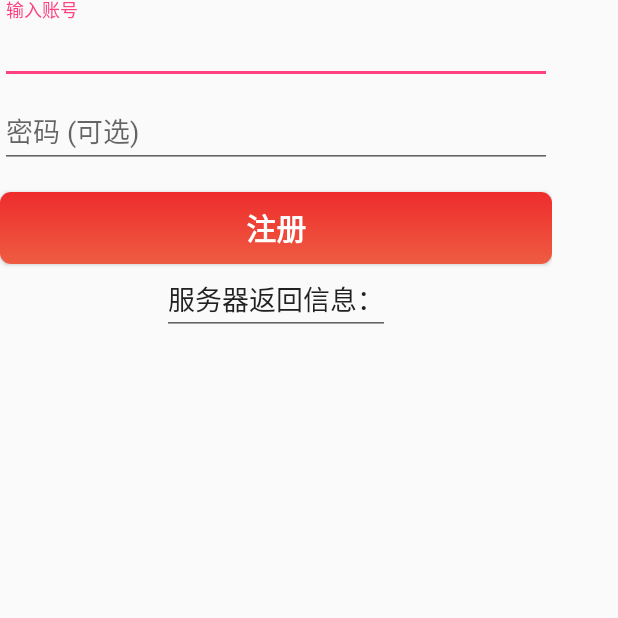
After one commit to arattlebush/PocketClass, an Android app: the RegisterActivity screen opened directly, with no data from a screen before it, on a phone screen of 412 x 824 dp, the top half of it. The commit adds this screen. Run offline under Robolectric (Android 15) with nearby library versions, the light colour scheme and no system bars.

Commit message:
Secend commit

```diff
--- a/app/src/main/java/com/stx/vitamiodemo/StudentActivity.java
+++ b/app/src/main/java/com/stx/vitamiodemo/StudentActivity.java
@@ -43,15 +43,15 @@ public class StudentActivity extends AppCompatActivity {
         button1.setOnClickListener(new View.OnClickListener(){
             public void onClick(View v)
             {
-                Intent intent=new Intent(StudentActivity.this,StudentSignInActivity.class);
-                startActivity(intent);
+                Intent intent1=new Intent(StudentActivity.this,StudentSignInActivity.class);
+                startActivity(intent1);
             }
         });
         Button button2=(Button)findViewById(R.id.register1);
         button2.setOnClickListener(new View.OnClickListener(){
             public void onClick(View v)
             {
-
+                Intent intent2=new Intent(StudentActivity.this,RegisterActivity.class);
             }
         });
 
--- /dev/null
+++ b/app/src/main/res/layout/activity_register.xml
@@ -0,0 +1,100 @@
+<?xml version="1.0" encoding="utf-8"?>
+<LinearLayout xmlns:android="http://schemas.android.com/apk/res/android"
+    xmlns:app="http://schemas.android.com/apk/res-auto"
+    xmlns:tools="http://schemas.android.com/tools"
+    android:layout_width="match_parent"
+    android:layout_height="match_parent"
+    tools:context="com.stx.vitamiodemo.RegisterActivity">
+
+
+    <android.support.v7.widget.Toolbar
+        android:id="@+id/toolbar_register"
+        android:layout_width="0dp"
+        android:layout_height="56dp"
+
+        android:background="?attr/colorPrimary"
+        android:theme="@style/ThemeOverlay.AppCompat.Dark.ActionBar"
+        app:popupTheme="@style/ThemeOverlay.AppCompat.Light"
+        app:layout_scrollFlags="scroll|enterAlways|snap"
+        />
+
+
+    <LinearLayout
+        android:layout_width="wrap_content"
+        android:layout_height="wrap_content">
+        <ScrollView
+            android:id="@+id/login_form"
+            android:layout_width="368dp"
+            android:layout_height="551dp"
+            tools:layout_editor_absoluteY="8dp"
+            tools:layout_editor_absoluteX="8dp">
+
+            <LinearLayout
+                android:id="@+id/email_login_form"
+                android:layout_width="match_parent"
+                android:layout_height="wrap_content"
+                android:orientation="vertical">
+
+                <android.support.design.widget.TextInputLayout
+                    android:layout_width="match_parent"
+                    android:layout_height="wrap_content">
+
+                    <AutoCompleteTextView
+                        android:id="@+id/email"
+                        android:layout_width="match_parent"
+                        android:layout_height="wrap_content"
+                        android:hint="@string/prompt_email"
+                        android:inputType="textEmailAddress"
+                        android:maxLines="1"
+                        android:singleLine="true" />
+
+                </android.support.design.widget.TextInputLayout>
+
+                <android.support.design.widget.TextInputLayout
+                    android:layout_width="match_parent"
+                    android:layout_height="wrap_content">
+
+                    <EditText
+                        android:id="@+id/password"
+                        android:layout_width="match_parent"
+                        android:layout_height="wrap_content"
+                        android:hint="@string/prompt_password"
+                        android:imeActionId="@+id/login"
+                        android:imeActionLabel="@string/action_sign_in_short"
+                        android:imeOptions="actionUnspecified"
+                        android:inputType="textPassword"
+                        android:maxLines="1"
+                        android:singleLine="true" />
+
+                </android.support.design.widget.TextInputLayout>
+
+                <Button
+                    android:id="@+id/email_register_in_button"
+                    style="?android:textAppearanceSmall"
+                    android:layout_width="match_parent"
+                    android:layout_height="wrap_content"
+                    android:layout_marginTop="16dp"
+                    android:text="@string/action_register"
+                    android:textSize="20sp"
+                    android:textColor="#FFFFFF"
+                    android:background="@drawable/shape"
+
+                    android:textStyle="bold" />
+
+                <AutoCompleteTextView
+                    android:id="@+id/info"
+                    android:layout_width="wrap_content"
+                    android:layout_gravity="center_horizontal"
+                    android:layout_height="wrap_content"
+                    android:gravity="center_horizontal"
+                    android:text="服务器返回信息："
+                    />
+
+            </LinearLayout>
+        </ScrollView>
+
+    </LinearLayout>
+
+
+
+</LinearLayout>
--- a/app/src/main/res/values/strings.xml
+++ b/app/src/main/res/values/strings.xml
@@ -1,3 +1,17 @@
 <resources>
-    <string name="app_name">VitamioDemo</string>
+    <string name="app_name">掌上课堂</string>
+    <string name="prompt_email">输入账号</string>
+    <string name="prompt_password">密码 (可选)</string>
+    <string name="action_sign_in">登陆</string>
+    <string name="action_to_register">现在注册！</string>
+    <string name="action_register">注册</string>
+    <string name="action_sign_in_short">登陆</string>
+    <string name="error_invalid_email">邮箱地址不合法</string>
+    <string name="error_invalid_password">密码太短了</string>
+    <string name="error_incorrect_password">密码不正确</string>
+    <string name="error_field_required">This field is required</string>
+    <string name="permission_rationale">"Contacts permissions are needed for providing email
+        completions."
+    </string>
+    <string name="title_activity_register">注册</string>
 </resources>
```
Also changed, not shown: app/src/main/AndroidManifest.xml (+16 -14 lines), app/src/main/java/com/stx/vitamiodemo/RegisterActivity.java (added, +340 -0 lines), app/src/main/java/com/stx/vitamiodemo/WebService.java (added, +81 -0 lines).
